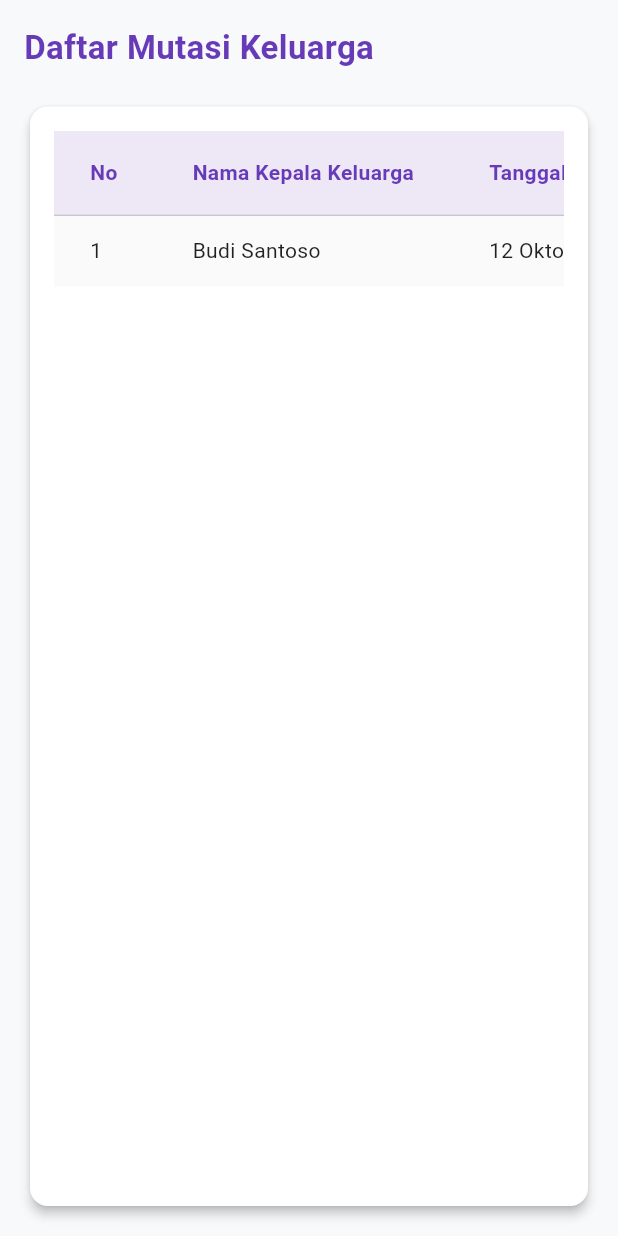
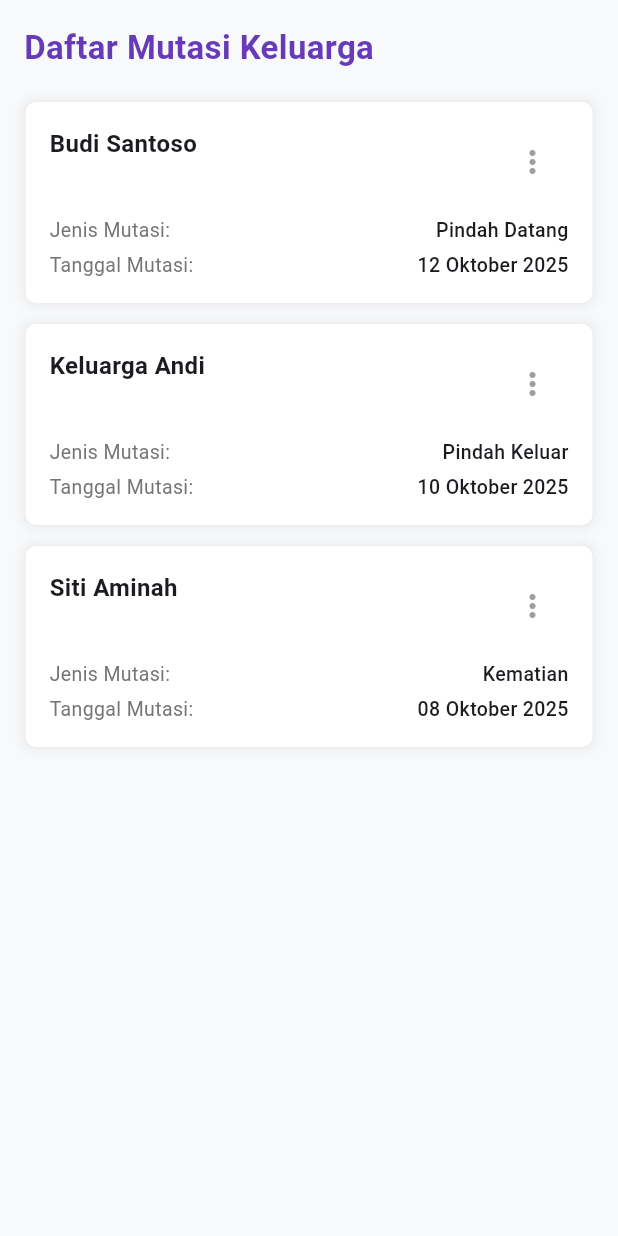
Before and after one commit to Valtern/jawaraMobilePBL, a Flutter app: the DaftarMutasiPage screen opened directly, on a phone screen of 412 x 824 dp. Run offline on Flutter 3.47's test engine with Material 3 defaults, Android fonts, the phone set to English and light mode, and no system bars.

```diff
--- a/lib/modules/mutasi-keluarga/widgets/daftar_mutasi_content.dart
+++ b/lib/modules/mutasi-keluarga/widgets/daftar_mutasi_content.dart
@@ -1,7 +1,27 @@
 import 'package:flutter/material.dart';
+import 'package:jawarapbl/modules/mutasi-keluarga/widgets/mutasi_card.dart';
 
 class DaftarMutasiContent extends StatelessWidget {
   const DaftarMutasiContent({super.key});
+
+  // Dummy data for the list
+  final List<MutasiData> mutasiList = const [
+    MutasiData(
+      nama: 'Budi Santoso',
+      tanggal: '12 Oktober 2025',
+      jenis: 'Pindah Datang',
+    ),
+    MutasiData(
+      nama: 'Keluarga Andi',
+      tanggal: '10 Oktober 2025',
+      jenis: 'Pindah Keluar',
+    ),
+    MutasiData(
+      nama: 'Siti Aminah',
+      tanggal: '08 Oktober 2025',
+      jenis: 'Kematian',
+    ),
+  ];
 
   @override
   Widget build(BuildContext context) {
@@ -21,73 +41,15 @@ class DaftarMutasiContent extends StatelessWidget {
           ),
           const SizedBox(height: 20),
 
-          // Tabel data dalam card full width
+          // Daftar card-based list
           Expanded(
-            child: Card(
-              elevation: 3,
-              shape: RoundedRectangleBorder(
-                borderRadius: BorderRadius.circular(12),
-              ),
-              child: Container(
-                width: double.infinity,
-                padding: const EdgeInsets.all(16.0),
-                child: SingleChildScrollView(
-                  scrollDirection: Axis.vertical,
-                  child: SingleChildScrollView(
-                    scrollDirection: Axis.horizontal, // scroll ke samping
-                    child: DataTable(
-                      headingRowColor: WidgetStateProperty.all(
-                        Colors.deepPurple.shade50,
-                      ),
-                      dataRowColor: WidgetStateProperty.all(
-                        Colors.grey.shade50,
-                      ),
-                      headingTextStyle: const TextStyle(
-                        fontWeight: FontWeight.bold,
-                        color: Colors.deepPurple,
-                      ),
-                      dataTextStyle: const TextStyle(
-                        fontSize: 14,
-                        color: Colors.black87,
-                      ),
-                      columnSpacing: 50,
-                      horizontalMargin: 24,
-                      columns: const [
-                        DataColumn(label: Text('No')),
-                        DataColumn(label: Text('Nama Kepala Keluarga')),
-                        DataColumn(label: Text('Tanggal Mutasi')),
-                        DataColumn(label: Text('Jenis Mutasi')),
-                        DataColumn(label: Text('Aksi')),
-                      ],
-                      rows: [
-                        DataRow(
-                          cells: [
-                            const DataCell(Text('1')),
-                            const DataCell(Text('Budi Santoso')),
-                            const DataCell(Text('12 Oktober 2025')),
-                            const DataCell(Text('Pindah Datang')),
-                            DataCell(
-                              Row(
-                                mainAxisAlignment: MainAxisAlignment.start,
-                                children: [
-                                  IconButton(
-                                    icon: const Icon(
-                                      Icons.visibility,
-                                      color: Colors.black,
-                                    ),
-                                    tooltip: 'Lihat Detail',
-                                    onPressed: () {},
-                                  ),
-                                ],
-                              ),
-                            ),
-                          ],
-                        ),
-                      ],
-                    ),
-                  ),
-                ),
-              ),
+            child: ListView.separated(
+              itemCount: mutasiList.length,
+              separatorBuilder: (context, index) => const SizedBox(height: 12),
+              itemBuilder: (context, index) {
+                final item = mutasiList[index];
+                return MutasiCard(item: item);
+              },
             ),
           ),
         ],
--- /dev/null
+++ b/lib/modules/mutasi-keluarga/widgets/mutasi_card.dart
@@ -0,0 +1,98 @@
+import 'package:flutter/material.dart';
+
+class MutasiData {
+  final String nama;
+  final String tanggal;
+  final String jenis;
+
+  const MutasiData({
+    required this.nama,
+    required this.tanggal,
+    required this.jenis,
+  });
+}
+
+class MutasiCard extends StatelessWidget {
+  final MutasiData item;
+  const MutasiCard({super.key, required this.item});
+
+  @override
+  Widget build(BuildContext context) {
+    return Container(
+      padding: const EdgeInsets.all(16.0),
+      decoration: BoxDecoration(
+        color: Colors.white,
+        borderRadius: BorderRadius.circular(8),
+        boxShadow: [
+          BoxShadow(
+            color: Colors.grey.withOpacity(0.15),
+            spreadRadius: 1,
+            blurRadius: 5,
+          ),
+        ],
+        border: Border.all(color: Colors.grey.shade200),
+      ),
+      child: Column(
+        crossAxisAlignment: CrossAxisAlignment.start,
+        children: [
+          // Baris Judul (Nama) dan Menu Aksi
+          Row(
+            mainAxisAlignment: MainAxisAlignment.spaceBetween,
+            crossAxisAlignment: CrossAxisAlignment.start,
+            children: [
+              Expanded(
+                child: Text(
+                  item.nama,
+                  style: const TextStyle(
+                    fontWeight: FontWeight.bold,
+                    fontSize: 16,
+                  ),
+                ),
+              ),
+              PopupMenuButton<String>(
+                icon: const Icon(Icons.more_vert, color: Colors.grey),
+                onSelected: (value) {
+                  // Handle actions like 'Detail', 'Edit', 'Hapus'
+                },
+                itemBuilder: (BuildContext context) => <PopupMenuEntry<String>>[
+                  const PopupMenuItem<String>(
+                    value: 'Detail',
+                    child: Text('Detail'),
+                  ),
+                  const PopupMenuItem<String>(
+                    value: 'Edit',
+                    child: Text('Edit'),
+                  ),
+                  const PopupMenuItem<String>(
+                    value: 'Hapus',
+                    child: Text('Hapus'),
+                  ),
+                ],
+              ),
+            ],
+          ),
+          const SizedBox(height: 12),
+          _buildInfoRow('Jenis Mutasi:', item.jenis),
+          const SizedBox(height: 4),
+          _buildInfoRow('Tanggal Mutasi:', item.tanggal),
+        ],
+      ),
+    );
+  }
+
+  Widget _buildInfoRow(String title, String value) {
+    return Row(
+      mainAxisAlignment: MainAxisAlignment.spaceBetween,
+      children: [
+        Text(
+          title,
+          style: TextStyle(color: Colors.grey.shade600, fontSize: 13),
+        ),
+        Text(
+          value,
+          style: const TextStyle(fontWeight: FontWeight.w500, fontSize: 13),
+        ),
+      ],
+    );
+  }
+}
```
Also changed, not shown: lib/modules/manajemen-pengguna/widgets/daftar_pengguna_content.dart (+49 -81 lines), lib/modules/manajemen-pengguna/widgets/pengguna_card.dart (added, +106 -0 lines).
